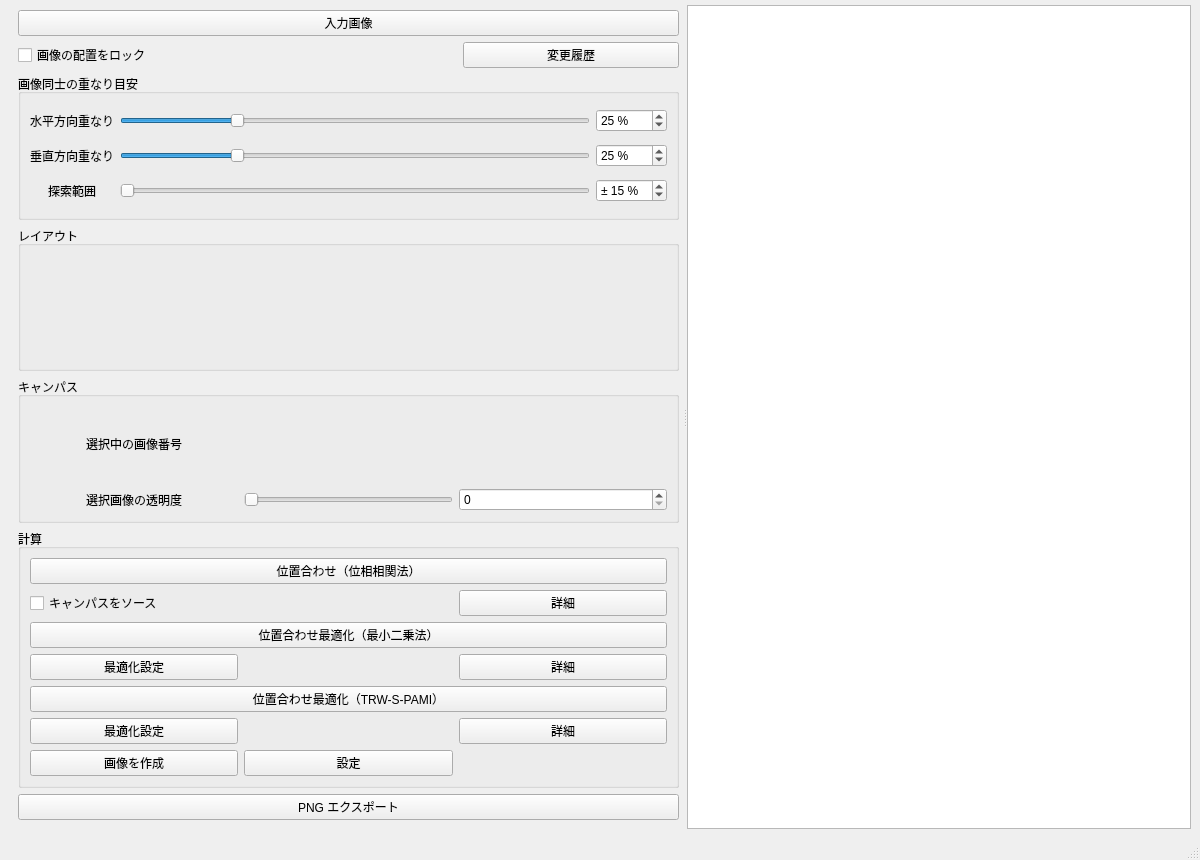
Qt form src/app/mainwindow.ui (koyo00720/Image-Stitcher-Auto) before a commit.
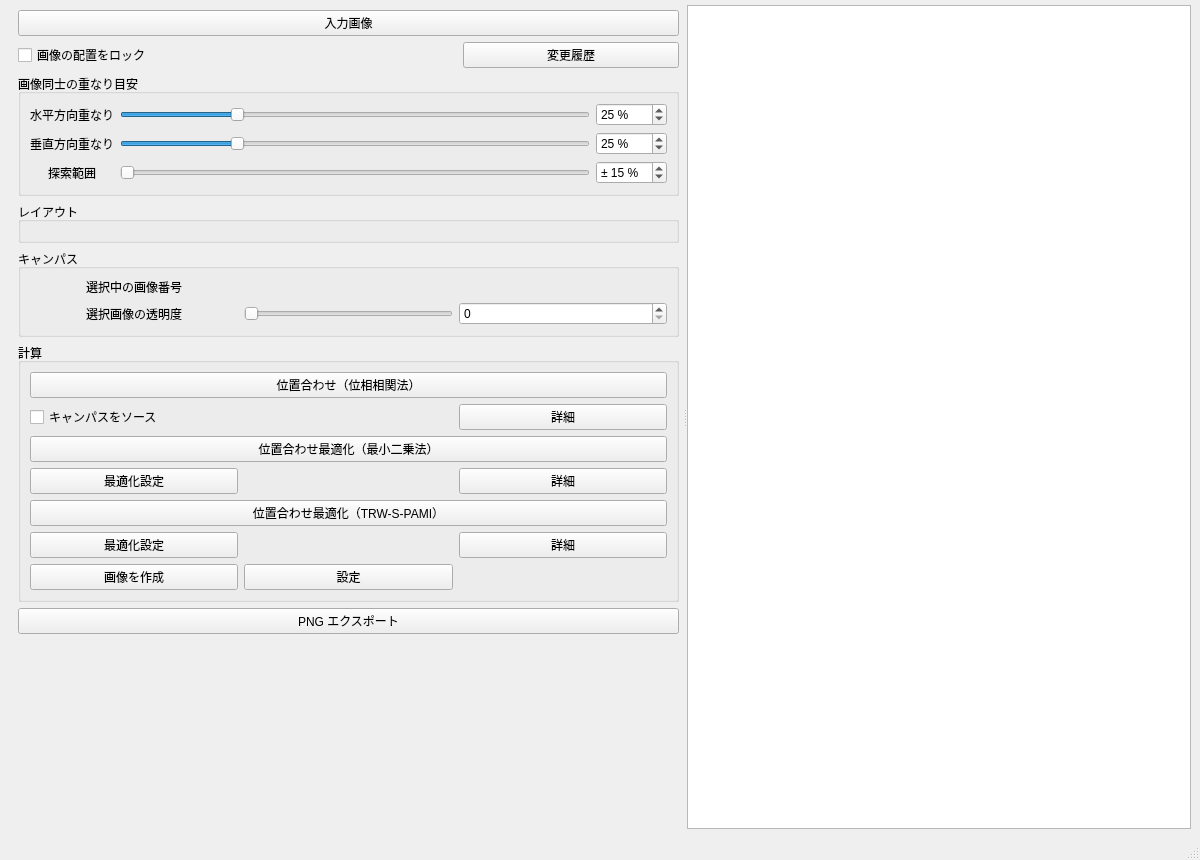
The same form after that commit. Custom widgets are drawn as their Qt base class.

Diff of the .ui file:
```diff
--- a/src/app/mainwindow.ui
+++ b/src/app/mainwindow.ui
@@ -72,7 +72,7 @@
          <height>800</height>
         </rect>
        </property>
-       <layout class="QGridLayout" name="GridLayout" rowstretch="0,0,0,0,0,0,0,0,0,0,0,0,0,0" columnstretch="0,0,0" rowminimumheight="0,0,0,0,0,0,0,0,0,0,0,0,0,0">
+       <layout class="QGridLayout" name="GridLayout" rowstretch="0,0,0,0,0,0,0,0,0,0,0,0,0,0,1" columnstretch="0,0,0" rowminimumheight="0,0,0,0,0,0,0,0,0,0,0,0,0,0,0">
         <property name="topMargin">
          <number>5</number>
         </property>
@@ -86,6 +86,22 @@
         </property>
        </widget>
       </item>
+      <item row="14" column="0" colspan="3">
+       <spacer name="controlPanelBottomSpacer">
+        <property name="orientation">
+         <enum>Qt::Orientation::Vertical</enum>
+        </property>
+        <property name="sizeType">
+         <enum>QSizePolicy::Policy::Expanding</enum>
+        </property>
+        <property name="sizeHint" stdset="0">
+         <size>
+          <width>20</width>
+          <height>0</height>
+         </size>
+        </property>
+       </spacer>
+      </item>
       <item row="3" column="0" colspan="2">
        <widget class="QCheckBox" name="checkBox">
         <property name="layoutDirection">
```
